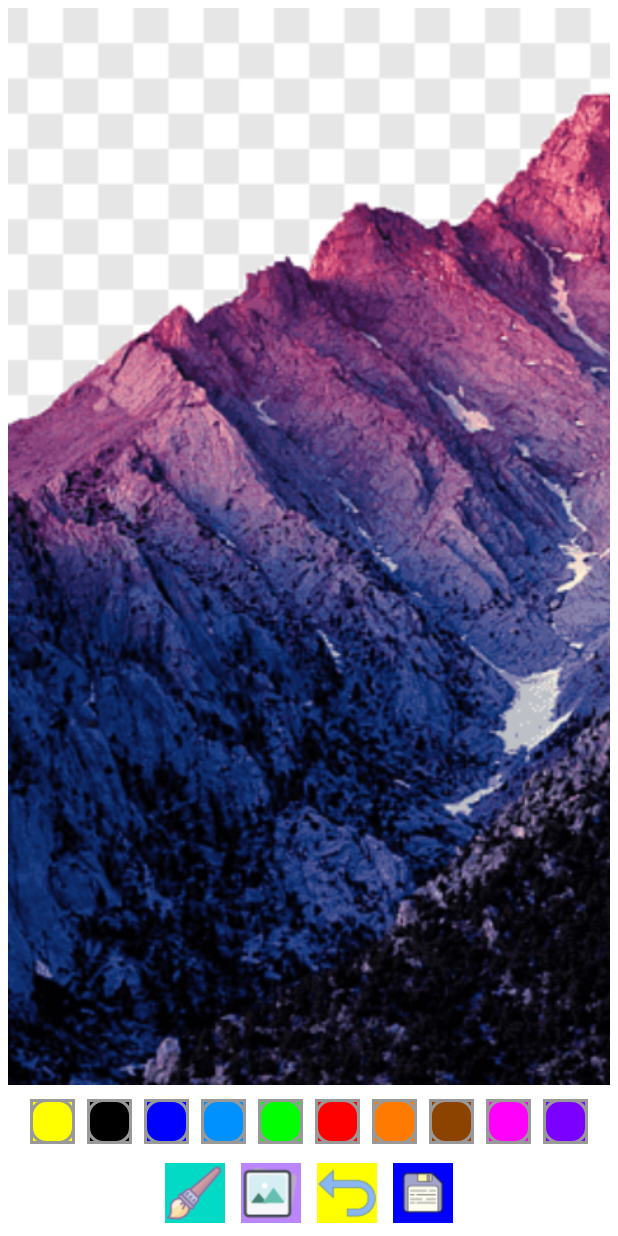
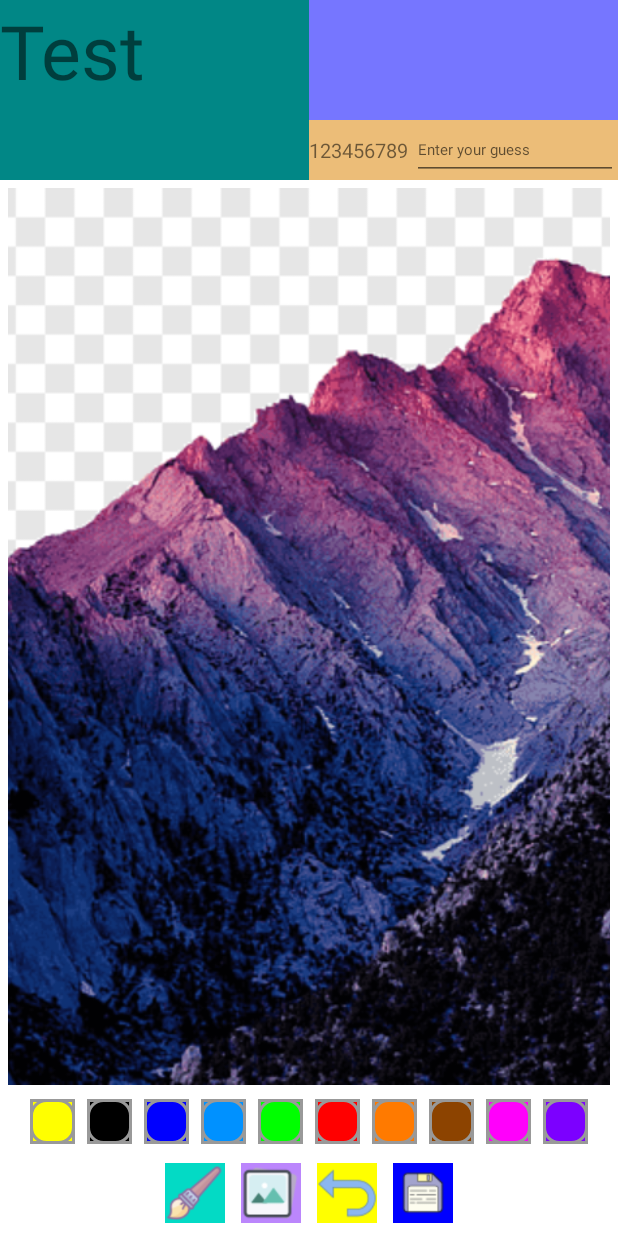
Before and after one commit to GhostDog788/DrawingAppHome, an Android app: the layout activity_main.xml on its own in the app's theme, with its tools: preview values and no code run, on a phone screen of 412 x 824 dp. Run offline under Robolectric (Android 15) with nearby library versions, the phone set to English and light mode, and no system bars.

Commit message:
chat v0.1

```diff
--- a/app/src/main/AndroidManifest.xml
+++ b/app/src/main/AndroidManifest.xml
@@ -40,6 +40,8 @@
         <activity
             android:name=".MainActivity"
             android:exported="false"
+            android:theme="@style/Theme.AppCompat.Light.NoActionBar"
+            android:windowSoftInputMode="adjustPan"
             android:screenOrientation="portrait">
             <meta-data
                 android:name="android.app.lib_name"
--- a/app/src/main/java/il/ghostdog/drawingapp/MainActivity.kt
+++ b/app/src/main/java/il/ghostdog/drawingapp/MainActivity.kt
@@ -156,11 +156,12 @@ class MainActivity : AppCompatActivity() {
         windowManager.defaultDisplay.getMetrics(displayMetrics)
         val widthR = displayMetrics.widthPixels
         (drawingView!!.parent as View).updateLayoutParams{
-            height = (widthR * 1.47).toInt()
+            height = (widthR * 1.2).toInt()
             width = (widthR - widthR * 0.02).toInt()
             Constants.viewWidth = width
             Toast.makeText(applicationContext, widthR.toString(), Toast.LENGTH_SHORT).show()
         }
+
         drawingView?.setSizeForBrush(12.toFloat())
 
         mAuth = FirebaseAuth.getInstance()
--- a/app/src/main/res/layout/activity_main.xml
+++ b/app/src/main/res/layout/activity_main.xml
@@ -5,6 +5,67 @@
     android:layout_width="match_parent"
     android:layout_height="match_parent"
     tools:context=".MainActivity">
+
+    <LinearLayout
+        android:id="@+id/llChatAndPlayers"
+        android:layout_width="match_parent"
+        android:layout_height="120dp"
+        android:orientation="horizontal"
+        android:background="@color/teal_700"
+        app:layout_constraintBottom_toTopOf="@+id/flDrawingViewContainer"
+        app:layout_constraintLeft_toLeftOf="parent"
+        app:layout_constraintRight_toRightOf="parent"
+        app:layout_constraintTop_toTopOf="parent">
+
+        <TextView
+            android:layout_width="match_parent"
+            android:layout_height="match_parent"
+            android:text="Test"
+            android:textSize="50dp"
+            android:layout_weight="1"/>
+
+        <LinearLayout
+            android:layout_width="match_parent"
+            android:layout_height="match_parent"
+            android:orientation="vertical"
+            android:layout_weight="1">
+
+            <androidx.recyclerview.widget.RecyclerView
+                android:id="@+id/rvPlayers"
+                android:layout_width="match_parent"
+                android:layout_height="match_parent"
+                android:layout_weight="1"
+                android:background="#7676FF" />
+
+            <LinearLayout
+                android:layout_width="match_parent"
+                android:layout_height="match_parent"
+                android:layout_weight="2"
+                android:background="#ECBD78">
+
+                <TextView
+                    android:layout_width="match_parent"
+                    android:layout_height="match_parent"
+                    android:text="123456789"
+                    android:autoSizeTextType="uniform"
+                    android:autoSizeMinTextSize="2dp"
+                    android:autoSizeMaxTextSize="30dp"
+                    android:maxLines="1"
+                    android:gravity="center_vertical"
+                    android:layout_weight="2"/>
+
+                <EditText
+                    android:layout_width="match_parent"
+                    android:layout_height="match_parent"
+                    android:hint="Enter your guess"
+                    android:layout_weight="1"
+                    android:textSize="10dp"/>
+
+            </LinearLayout>
+
+        </LinearLayout>
+
+    </LinearLayout>
 
     <FrameLayout
         android:id="@+id/flDrawingViewContainer"
@@ -15,7 +76,7 @@
         app:layout_constraintBottom_toTopOf="@+id/llPaintColors"
         app:layout_constraintLeft_toLeftOf="parent"
         app:layout_constraintRight_toRightOf="parent"
-        app:layout_constraintTop_toTopOf="parent">
+        app:layout_constraintTop_toBottomOf="@id/llChatAndPlayers">
 
         <ImageView
             android:id="@+id/ivBackground"
```
